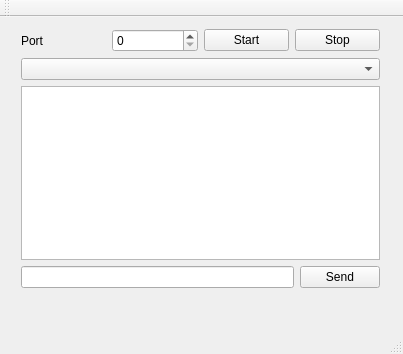
First picture: the form in TCPV2Server/mainwindow.ui, repository hoanglam9925/TCPServerQt, before the edit.
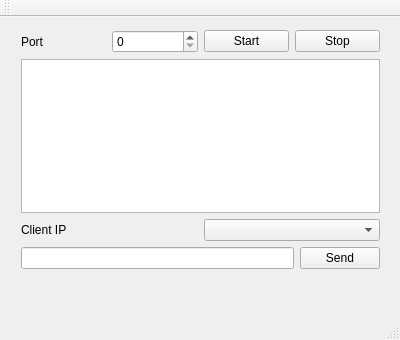
Second picture: the form after the edit.

```diff
--- a/TCPV2Server/mainwindow.ui
+++ b/TCPV2Server/mainwindow.ui
@@ -6,21 +6,21 @@
    <rect>
     <x>0</x>
     <y>0</y>
-    <width>403</width>
-    <height>354</height>
+    <width>400</width>
+    <height>340</height>
    </rect>
   </property>
   <property name="windowTitle">
    <string>MainWindow</string>
   </property>
   <widget class="QWidget" name="centralWidget">
-   <widget class="QWidget" name="layoutWidget">
+   <widget class="QWidget" name="">
     <property name="geometry">
      <rect>
       <x>10</x>
-      <y>1</y>
+      <y>2</y>
       <width>381</width>
-      <height>281</height>
+      <height>261</height>
      </rect>
     </property>
     <layout class="QGridLayout" name="gridLayout">
@@ -57,10 +57,21 @@
       </layout>
      </item>
      <item row="1" column="0">
-      <widget class="QComboBox" name="IPlist"/>
+      <widget class="QListWidget" name="txtMessage"/>
      </item>
      <item row="2" column="0">
-      <widget class="QListWidget" name="listmessage"/>
+      <layout class="QHBoxLayout" name="horizontalLayout_3">
+       <item>
+        <widget class="QLabel" name="label_2">
+         <property name="text">
+          <string>Client IP</string>
+         </property>
+        </widget>
+       </item>
+       <item>
+        <widget class="QComboBox" name="cbbClientIp"/>
+       </item>
+      </layout>
      </item>
      <item row="3" column="0">
       <layout class="QHBoxLayout" name="horizontalLayout_2">
```
Left out of the diff: 8 changed lines with no effect on the pictures.
